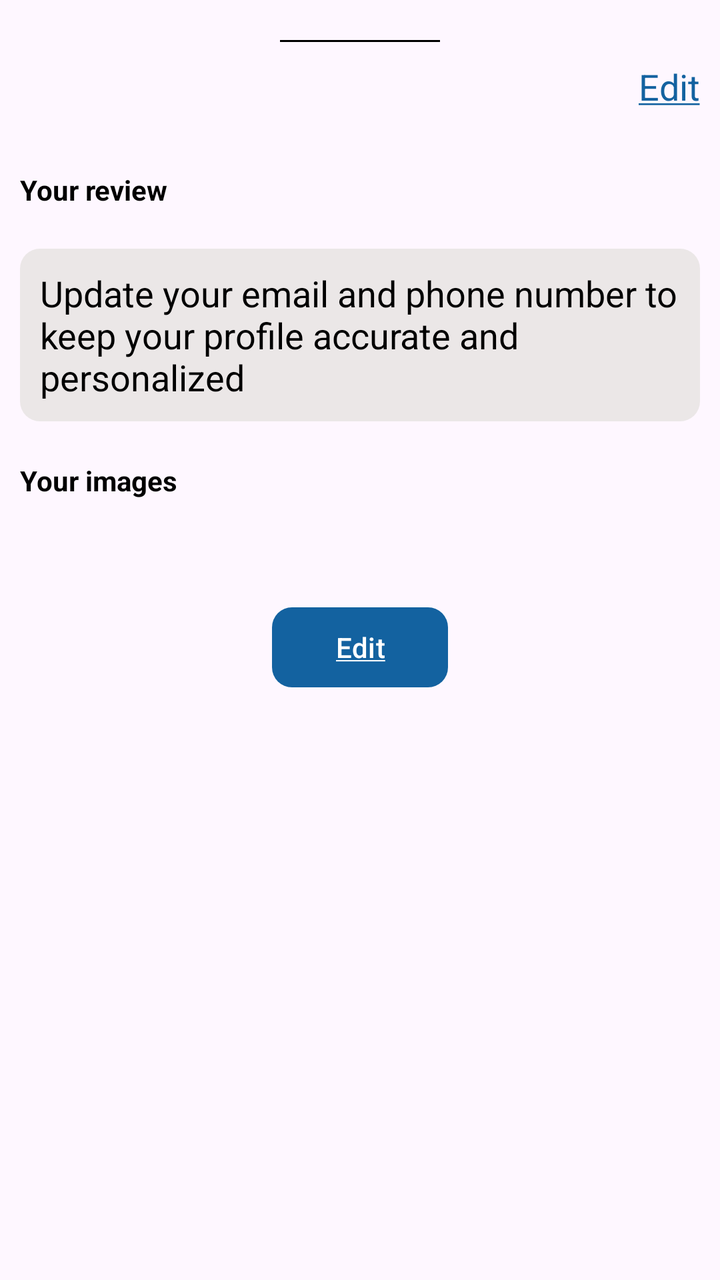
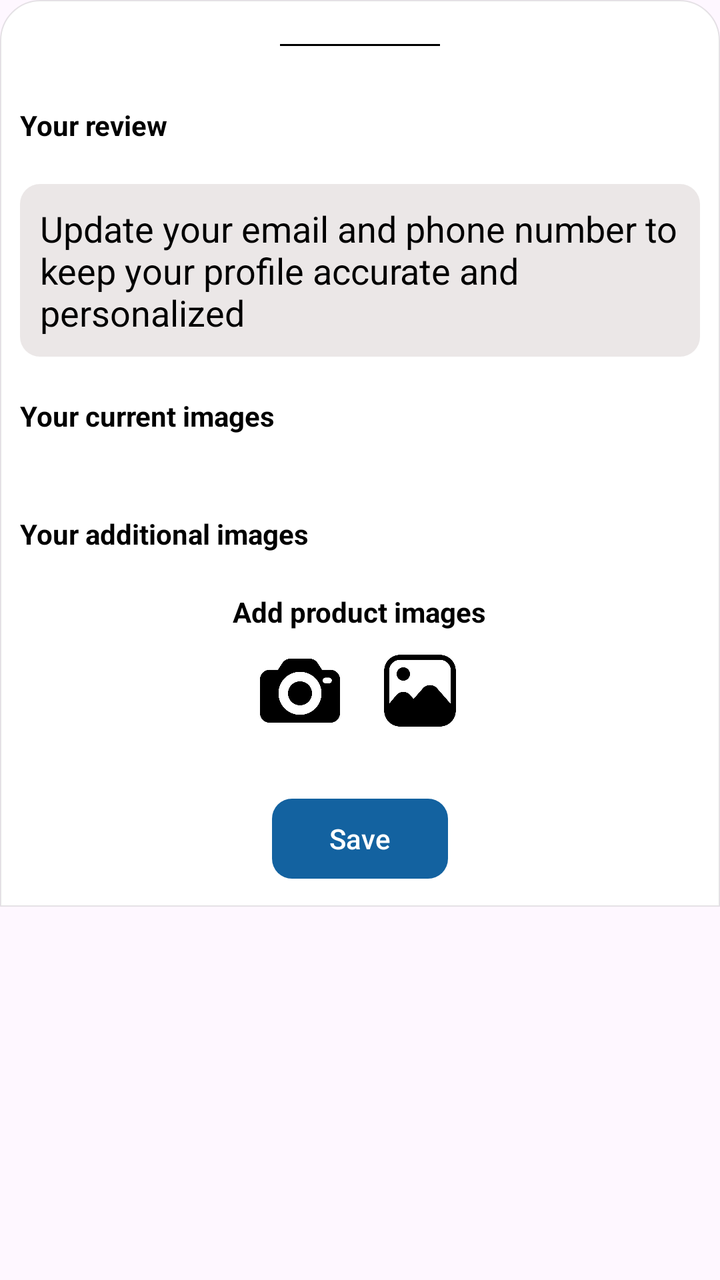

Before-and-after screenshots of an Android layout around one commit, followed by the original layout XML and the change that was made.
<!-- AndroidManifest.xml: application theme Theme.ShoppingApp -->
<!-- res/layout/fragment_my_review.xml -->
<?xml version="1.0" encoding="utf-8"?>
<LinearLayout xmlns:android="http://schemas.android.com/apk/res/android"
    xmlns:app="http://schemas.android.com/apk/res-auto"
    xmlns:tools="http://schemas.android.com/tools"
    android:layout_width="match_parent"
    android:layout_height="match_parent"
    android:orientation="vertical"
    tools:context=".ui.view.fragment.user.MyReviewFragment">

    <View
        android:layout_width="80dp"
        android:layout_height="1dp"
        android:layout_gravity="center_horizontal"
        android:layout_marginTop="20dp"
        android:background="@color/black" />

    <com.google.android.material.textview.MaterialTextView
        android:id="@+id/edt_enable_review"
        android:layout_width="wrap_content"
        android:layout_height="wrap_content"
        android:layout_gravity="end"
        android:layout_marginTop="10dp"
        android:layout_marginEnd="10dp"
        android:text="@string/edit_underline"
        android:textColor="@color/button_color"
        android:textSize="18sp" />

    <androidx.recyclerview.widget.RecyclerView
        android:id="@+id/recycler_view_star"
        android:layout_width="wrap_content"
        android:layout_height="wrap_content"
        android:layout_gravity="center_horizontal"
        android:layout_marginTop="20dp" />

    <com.google.android.material.textview.MaterialTextView
        android:layout_width="wrap_content"
        android:layout_height="wrap_content"
        android:layout_margin="10dp"
        android:text="@string/your_review"
        android:textColor="@color/black"
        android:textStyle="bold" />

    <androidx.appcompat.widget.AppCompatEditText
        android:id="@+id/edt_review"
        android:layout_width="match_parent"
        android:layout_height="wrap_content"
        android:layout_margin="10dp"
        android:background="@drawable/border_view"
        android:backgroundTint="@color/light_grey"
        android:inputType="textMultiLine"
        android:padding="10dp"
        android:text="@string/update_your_email_and_phone_number_to_keep_your_profile_accurate_and_personalized"
        android:textColor="@color/black" />

    <com.google.android.material.textview.MaterialTextView
        android:layout_width="wrap_content"
        android:layout_height="wrap_content"
        android:layout_margin="10dp"
        android:text="@string/your_images"
        android:textColor="@color/black"
        android:textStyle="bold" />

    <androidx.recyclerview.widget.RecyclerView
        android:id="@+id/recycler_view_review_image"
        android:layout_width="match_parent"
        android:layout_height="wrap_content"
        android:layout_margin="10dp" />

    <LinearLayout
        android:layout_width="wrap_content"
        android:layout_height="wrap_content"
        android:layout_gravity="center_horizontal"
        android:layout_marginTop="10dp"
        android:orientation="vertical"
        android:visibility="gone">

        <com.google.android.material.textview.MaterialTextView
            android:layout_width="wrap_content"
            android:layout_height="wrap_content"
            android:layout_gravity="center_horizontal"
            android:text="@string/add_product_images"
            android:textColor="@color/black"
            android:textStyle="bold" />

        <LinearLayout
            android:layout_width="wrap_content"
            android:layout_height="wrap_content"
            android:layout_gravity="center_horizontal"
            android:layout_marginTop="10dp"
            android:orientation="horizontal">

            <androidx.appcompat.widget.AppCompatImageView
                android:id="@+id/img_take_photo"
                android:layout_width="40dp"
                android:layout_height="40dp"
                app:srcCompat="@drawable/icon_photo_camera" />

            <androidx.appcompat.widget.AppCompatImageView
                android:id="@+id/img_gallery"
                android:layout_width="40dp"
                android:layout_height="40dp"
                android:layout_marginStart="20dp"
                app:srcCompat="@drawable/icon_from_gallery" />

        </LinearLayout>

    </LinearLayout>

    <com.google.android.material.button.MaterialButton
        android:id="@+id/btn_edit_review"
        android:layout_width="wrap_content"
        android:layout_height="wrap_content"
        android:layout_gravity="center_horizontal"
        android:layout_marginTop="20dp"
        android:text="@string/edit"
        android:textColor="@color/white"
        app:backgroundTint="@color/button_color"
        app:cornerRadius="10dp" />

</LinearLayout>
<!-- resources referenced by this layout -->
<resources>
  <color name="black">#FF000000</color>
  <color name="button_color">#1362A0</color>
  <color name="light_grey">#EBE7E7</color>
  <color name="white">#FFFFFFFF</color>
  <!-- drawable border_view (drawable) -->
  <?xml version="1.0" encoding="utf-8"?>
  <shape xmlns:android="http://schemas.android.com/apk/res/android"
      android:shape="rectangle">
  
      <corners android:radius="10dp"/>
  
  </shape>
  <!-- drawable icon_from_gallery: png bitmap (drawable, 10393 bytes) -->
  <!-- drawable icon_photo_camera: png bitmap (drawable, 13300 bytes) -->
  <string name="add_product_images">Add product images</string>
  <string name="edit"><u>Edit</u></string>
  <string name="edit_underline"><u>Edit</u></string>
  <string name="update_your_email_and_phone_number_to_keep_your_profile_accurate_and_personalized">Update your email and phone number to keep your profile accurate and personalized</string>
  <string name="your_images">Your images</string>
  <string name="your_review">Your review</string>
  <style name="Theme.ShoppingApp" parent="Base.Theme.ShoppingApp" />
  <style name="Base.Theme.ShoppingApp" parent="Theme.Material3.DayNight.NoActionBar">
          
          
      </style>
</resources>

<!-- the commit's change to res/layout/fragment_my_review.xml (unified diff, before → after) -->
@@ -1,5 +1,5 @@
 <?xml version="1.0" encoding="utf-8"?>
-<LinearLayout xmlns:android="http://schemas.android.com/apk/res/android"
+<androidx.core.widget.NestedScrollView xmlns:android="http://schemas.android.com/apk/res/android"
     xmlns:app="http://schemas.android.com/apk/res-auto"
     xmlns:tools="http://schemas.android.com/tools"
     android:layout_width="match_parent"
@@ -7,114 +7,196 @@
     android:orientation="vertical"
     tools:context=".ui.view.fragment.user.MyReviewFragment">
 
-    <View
-        android:layout_width="80dp"
-        android:layout_height="1dp"
+    <FrameLayout
+        android:layout_width="match_parent"
+        android:layout_height="wrap_content"
+        android:background="@drawable/custom_bottom_nav">
+
+        <LinearLayout
+            android:layout_width="match_parent"
+            android:layout_height="wrap_content"
+            android:orientation="vertical">
+
+            <View
+                android:layout_width="80dp"
+                android:layout_height="1dp"
+                android:layout_gravity="center_horizontal"
+                android:layout_marginTop="20dp"
+                android:background="@color/black" />
+
+            <androidx.recyclerview.widget.RecyclerView
+                android:id="@+id/recycler_view_star"
+                android:layout_width="wrap_content"
+                android:layout_height="wrap_content"
+                android:layout_gravity="center_horizontal"
+                android:layout_marginTop="20dp" />
+
+            <com.google.android.material.textview.MaterialTextView
+                android:layout_width="wrap_content"
+                android:layout_height="wrap_content"
+                android:layout_margin="10dp"
+                android:text="@string/your_review"
+                android:textColor="@color/black"
+                android:textStyle="bold" />
+
+            <androidx.appcompat.widget.AppCompatEditText
+                android:id="@+id/edt_review"
+                android:layout_width="match_parent"
+                android:layout_height="wrap_content"
+                android:layout_margin="10dp"
+                android:background="@drawable/border_view"
+                android:backgroundTint="@color/light_grey"
+                android:inputType="textMultiLine"
+                android:padding="10dp"
+                android:text="@string/update_your_email_and_phone_number_to_keep_your_profile_accurate_and_personalized"
+                android:textColor="@color/black" />
+
+            <com.google.android.material.textview.MaterialTextView
+                android:layout_width="wrap_content"
+                android:layout_height="wrap_content"
+                android:layout_margin="10dp"
+                android:text="@string/your_images"
+                android:textColor="@color/black"
+                android:textStyle="bold" />
+
+            <androidx.recyclerview.widget.RecyclerView
+                android:id="@+id/recycler_view_review_image"
+                android:layout_width="match_parent"
+                android:layout_height="wrap_content"
+                android:layout_margin="10dp" />
+
+            <com.google.android.material.textview.MaterialTextView
+                android:id="@+id/tv_ntts1"
+                android:layout_width="wrap_content"
+                android:layout_height="wrap_content"
+                android:layout_gravity="center_horizontal"
+                android:text="@string/nothing_to_show"
+                android:visibility="gone" />
+
+            <com.google.android.material.textview.MaterialTextView
+                android:layout_width="wrap_content"
+                android:layout_height="wrap_content"
+                android:layout_marginStart="10dp"
+                android:layout_marginTop="10dp"
+                android:layout_marginEnd="10dp"
+                android:text="@string/your_additional_images"
+                android:textColor="@color/black"
+                android:textStyle="bold" />
+
+            <include
+                android:id="@+id/layout_add_image"
+                layout="@layout/layout_add_image"
+                android:layout_width="match_parent"
+                android:layout_height="wrap_content"
+                android:layout_gravity="center_horizontal" />
+
+            <com.google.android.material.textview.MaterialTextView
+                android:id="@+id/tv_ntts2"
+                android:layout_width="wrap_content"
+                android:layout_height="wrap_content"
+                android:layout_gravity="center_horizontal"
+                android:text="@string/nothing_to_show"
+                android:visibility="gone" />
+
+            <com.google.android.material.button.MaterialButton
+                android:id="@+id/btn_edit_review"
+                android:layout_width="wrap_content"
+                android:layout_height="wrap_content"
+                android:layout_gravity="center_horizontal"
+                android:layout_marginTop="20dp"
+                android:layout_marginBottom="10dp"
+                android:enabled="false"
+                android:text="@string/save"
+                android:textColor="@color/white"
+                app:backgroundTint="@color/button_color"
+                app:cornerRadius="10dp" />
+
+        </LinearLayout>
+
+        <include
+            android:id="@+id/layout_shimmer"
+            layout="@layout/layout_shimmer"
+            android:layout_width="match_parent"
+            android:layout_height="match_parent"
+            android:visibility="gone"
+            android:layout_marginTop="0dp"/>
+
+    </FrameLayout>
+
+</androidx.core.widget.NestedScrollView>
+<!-- res/layout/layout_add_image.xml (included above) -->
+<?xml version="1.0" encoding="utf-8"?>
+<LinearLayout xmlns:android="http://schemas.android.com/apk/res/android"
+    android:layout_width="match_parent"
+    android:layout_height="wrap_content"
+    xmlns:app="http://schemas.android.com/apk/res-auto"
+    android:orientation="vertical">
+
+    <com.google.android.material.textview.MaterialTextView
+        android:layout_width="wrap_content"
+        android:layout_height="wrap_content"
         android:layout_gravity="center_horizontal"
         android:layout_marginTop="20dp"
-        android:background="@color/black" />
-
-    <com.google.android.material.textview.MaterialTextView
-        android:id="@+id/edt_enable_review"
-        android:layout_width="wrap_content"
-        android:layout_height="wrap_content"
-        android:layout_gravity="end"
-        android:layout_marginTop="10dp"
-        android:layout_marginEnd="10dp"
-        android:text="@string/edit_underline"
-        android:textColor="@color/button_color"
-        android:textSize="18sp" />
-
-    <androidx.recyclerview.widget.RecyclerView
-        android:id="@+id/recycler_view_star"
-        android:layout_width="wrap_content"
-        android:layout_height="wrap_content"
-        android:layout_gravity="center_horizontal"
-        android:layout_marginTop="20dp" />
-
-    <com.google.android.material.textview.MaterialTextView
-        android:layout_width="wrap_content"
-        android:layout_height="wrap_content"
-        android:layout_margin="10dp"
-        android:text="@string/your_review"
+        android:text="@string/add_product_images"
         android:textColor="@color/black"
         android:textStyle="bold" />
 
-    <androidx.appcompat.widget.AppCompatEditText
-        android:id="@+id/edt_review"
-        android:layout_width="match_parent"
-        android:layout_height="wrap_content"
-        android:layout_margin="10dp"
-        android:background="@drawable/border_view"
-        android:backgroundTint="@color/light_grey"
-        android:inputType="textMultiLine"
-        android:padding="10dp"
-        android:text="@string/update_your_email_and_phone_number_to_keep_your_profile_accurate_and_personalized"
-        android:textColor="@color/black" />
-
-    <com.google.android.material.textview.MaterialTextView
-        android:layout_width="wrap_content"
-        android:layout_height="wrap_content"
-        android:layout_margin="10dp"
-        android:text="@string/your_images"
-        android:textColor="@color/black"
-        android:textStyle="bold" />
-
-    <androidx.recyclerview.widget.RecyclerView
-        android:id="@+id/recycler_view_review_image"
-        android:layout_width="match_parent"
-        android:layout_height="wrap_content"
-        android:layout_margin="10dp" />
-
     <LinearLayout
         android:layout_width="wrap_content"
         android:layout_height="wrap_content"
         android:layout_gravity="center_horizontal"
         android:layout_marginTop="10dp"
-        android:orientation="vertical"
-        android:visibility="gone">
-
-        <com.google.android.material.textview.MaterialTextView
-            android:layout_width="wrap_content"
-            android:layout_height="wrap_content"
-            android:layout_gravity="center_horizontal"
-            android:text="@string/add_product_images"
-            android:textColor="@color/black"
-            android:textStyle="bold" />
-
-        <LinearLayout
-            android:layout_width="wrap_content"
-            android:layout_height="wrap_content"
-            android:layout_gravity="center_horizontal"
-            android:layout_marginTop="10dp"
-            android:orientation="horizontal">
-
-            <androidx.appcompat.widget.AppCompatImageView
-                android:id="@+id/img_take_photo"
-                android:layout_width="40dp"
-                android:layout_height="40dp"
-                app:srcCompat="@drawable/icon_photo_camera" />
-
-            <androidx.appcompat.widget.AppCompatImageView
-                android:id="@+id/img_gallery"
-                android:layout_width="40dp"
-                android:layout_height="40dp"
-                android:layout_marginStart="20dp"
-                app:srcCompat="@drawable/icon_from_gallery" />
-
-        </LinearLayout>
+        android:orientation="horizontal">
+
+        <androidx.appcompat.widget.AppCompatImageView
+            android:id="@+id/img_take_photo"
+            android:layout_width="40dp"
+            android:layout_height="40dp"
+            app:srcCompat="@drawable/icon_photo_camera" />
+
+        <androidx.appcompat.widget.AppCompatImageView
+            android:id="@+id/img_gallery"
+            android:layout_width="40dp"
+            android:layout_height="40dp"
+            android:layout_marginStart="20dp"
+            app:srcCompat="@drawable/icon_from_gallery" />
 
     </LinearLayout>
 
-    <com.google.android.material.button.MaterialButton
-        android:id="@+id/btn_edit_review"
-        android:layout_width="wrap_content"
-        android:layout_height="wrap_content"
-        android:layout_gravity="center_horizontal"
-        android:layout_marginTop="20dp"
-        android:text="@string/edit"
+    <androidx.recyclerview.widget.RecyclerView
+        android:id="@+id/recycler_view_image"
+        android:layout_width="match_parent"
+        android:layout_height="wrap_content"
+        android:layout_marginStart="10dp"
+        android:layout_marginTop="10dp"
+        android:layout_marginEnd="10dp" />
+
+</LinearLayout>
+<!-- res/layout/layout_shimmer.xml (included above) -->
+<?xml version="1.0" encoding="utf-8"?>
+<FrameLayout xmlns:android="http://schemas.android.com/apk/res/android"
+    android:id="@+id/frame_shimmer"
+    android:layout_width="match_parent"
+    android:layout_height="match_parent">
+
+    <View
+        android:layout_width="match_parent"
+        android:layout_height="match_parent"
+        android:background="@color/over_lay" />
+
+    <ProgressBar
+        android:layout_width="wrap_content"
+        android:layout_height="wrap_content"
+        android:layout_gravity="center"
+        android:indeterminateTint="@color/button_color" />
+
+    <com.google.android.material.textview.MaterialTextView
+        android:layout_width="wrap_content"
+        android:layout_height="wrap_content"
+        android:layout_gravity="center"
+        android:layout_marginTop="50dp"
+        android:text="@string/wait_a_second"
         android:textColor="@color/white"
-        app:backgroundTint="@color/button_color"
-        app:cornerRadius="10dp" />
-
-</LinearLayout>
+        android:textStyle="bold" />
+
+</FrameLayout>
<!-- resource entries referenced after the edit -->
@@ -3,6 +3,7 @@
   <color name="black">#FF000000</color>
   <color name="button_color">#1362A0</color>
   <color name="light_grey">#EBE7E7</color>
+  <color name="over_lay">#80000000</color>
   <color name="white">#FFFFFFFF</color>
   <!-- drawable border_view (drawable) -->
   <?xml version="1.0" encoding="utf-8"?>
@@ -12,13 +13,33 @@
       <corners android:radius="10dp"/>
   
   </shape>
+  <!-- drawable custom_bottom_nav (drawable) -->
+  <?xml version="1.0" encoding="utf-8"?>
+  <shape xmlns:android="http://schemas.android.com/apk/res/android"
+      android:shape="rectangle">
+  
+      <solid android:color="@android:color/white" />
+  
+      <corners
+          android:topLeftRadius="20dp"
+          android:topRightRadius="20dp" />
+  
+      <stroke
+          android:width="0.5dp"
+          android:color="#1A000000" />
+  
+      <padding android:top="2dp" />
+  
+  </shape>
   <!-- drawable icon_from_gallery: png bitmap (drawable, 10393 bytes) -->
   <!-- drawable icon_photo_camera: png bitmap (drawable, 13300 bytes) -->
   <string name="add_product_images">Add product images</string>
-  <string name="edit"><u>Edit</u></string>
-  <string name="edit_underline"><u>Edit</u></string>
+  <string name="nothing_to_show">Nothing to show</string>
+  <string name="save">Save</string>
   <string name="update_your_email_and_phone_number_to_keep_your_profile_accurate_and_personalized">Update your email and phone number to keep your profile accurate and personalized</string>
-  <string name="your_images">Your images</string>
+  <string name="wait_a_second">Wait a second...</string>
+  <string name="your_additional_images">Your additional images</string>
+  <string name="your_images">Your current images</string>
   <string name="your_review">Your review</string>
   <style name="Theme.ShoppingApp" parent="Base.Theme.ShoppingApp" />
   <style name="Base.Theme.ShoppingApp" parent="Theme.Material3.DayNight.NoActionBar">
